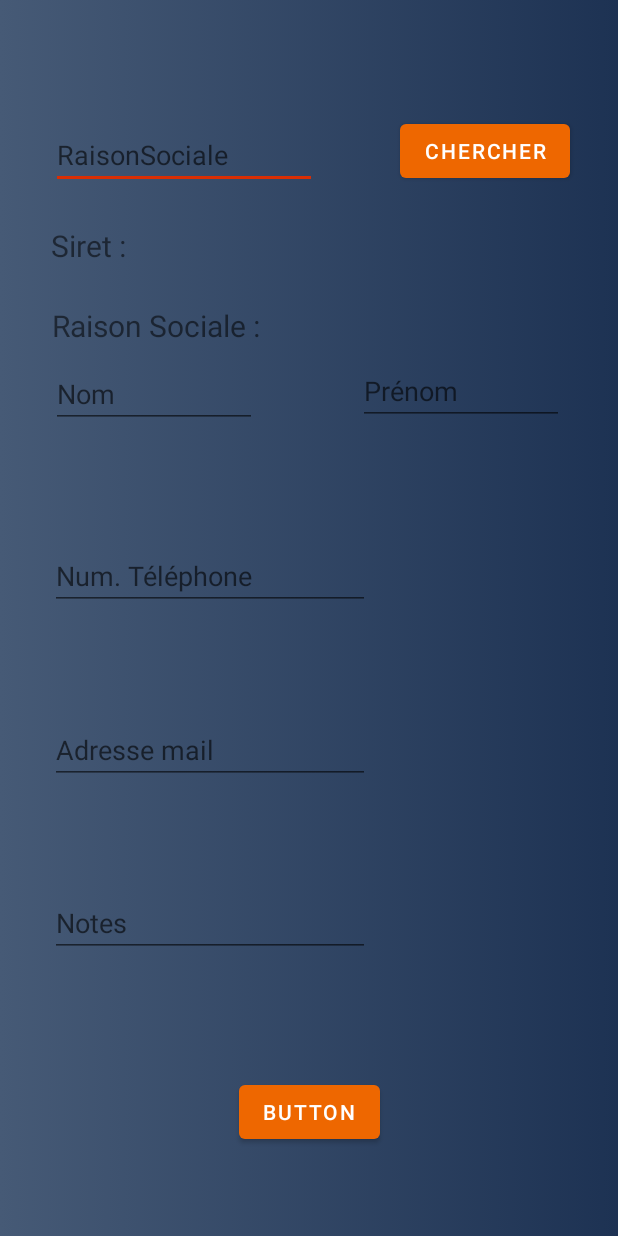
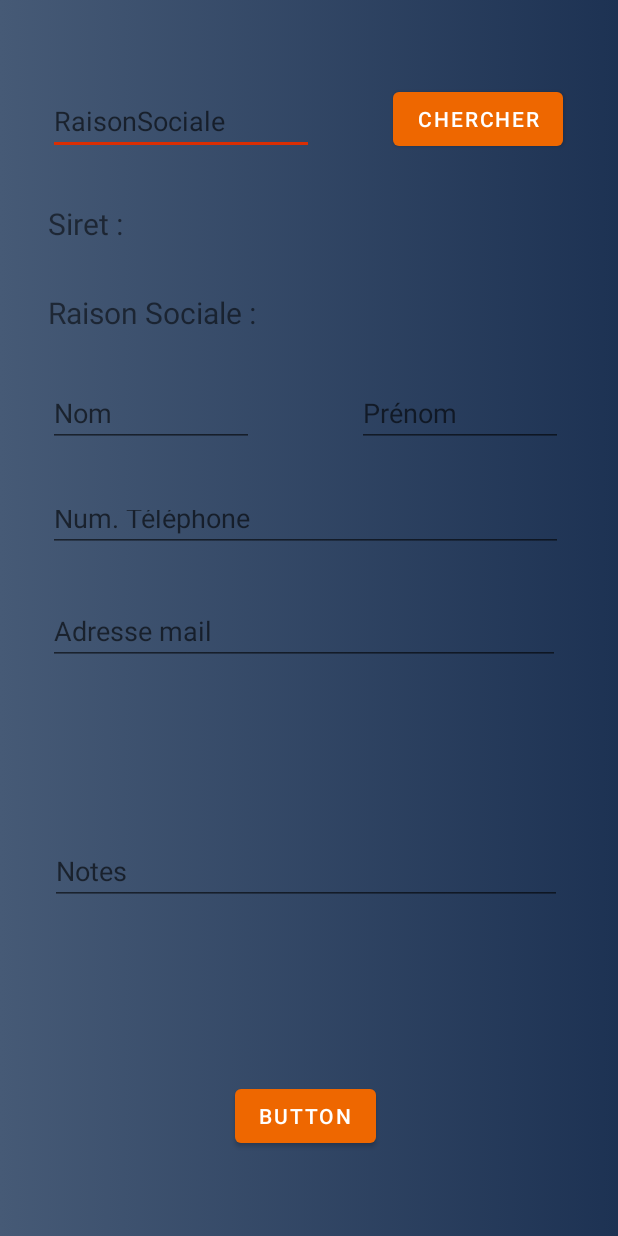
Before and after one commit to chrisollivier/Prospect, an Android app: the AddProspectActivity screen opened directly, with no data from a screen before it, on a phone screen of 412 x 824 dp. Run offline under Robolectric (Android 15) with nearby library versions, the phone set to English and light mode, and no system bars.

Commit message:
liste prospect v2 + refonte graphique ajout prospect

```diff
--- a/app/src/main/java/sio/nsi/prospect/view/AccueilActivity.java
+++ b/app/src/main/java/sio/nsi/prospect/view/AccueilActivity.java
@@ -43,7 +43,10 @@ public class AccueilActivity extends AppCompatActivity {
 
         ArrayList<Prospect> prospect_list= new ArrayList<>();
         prospect_list.add(new Prospect("Ricardo","Milos","pepeIndustry"));
-        prospect_list.add(new Prospect("Ricardo","Milos","pepeIndustry"));
+        prospect_list.add(new Prospect("Ricardo3","Milos","pepeIndustry"));
+        prospect_list.add(new Prospect("Ricardo2","Milos","pepeIndustry"));
+        prospect_list.add(new Prospect("Ricardo6","Milos","pepeIndustry"));
+        prospect_list.add(new Prospect("Ricardo9","Milos","pepeIndustry"));
         return prospect_list;
     }
 
--- a/app/src/main/res/layout/accueilactivity.xml
+++ b/app/src/main/res/layout/accueilactivity.xml
@@ -9,27 +9,29 @@
 
     <Button
         android:id="@+id/button_AddProspect"
-        android:layout_width="200dp"
-        android:layout_height="100dp"
-        android:text="+"
+        android:layout_width="155dp"
+        android:layout_height="57dp"
+        android:background="@drawable/buttonshape"
+        android:text="Ajouter un prospect"
+        android:textSize="10dp"
         app:layout_constraintBottom_toTopOf="@+id/relativeLayout"
         app:layout_constraintEnd_toEndOf="parent"
-        app:layout_constraintHorizontal_bias="0.497"
+        app:layout_constraintHorizontal_bias="0.125"
         app:layout_constraintStart_toStartOf="parent"
-        app:layout_constraintTop_toTopOf="parent"/>
+        app:layout_constraintTop_toTopOf="parent"
+        app:layout_constraintVertical_bias="1.0" />
 
     <RelativeLayout
         android:id="@+id/relativeLayout"
         android:layout_width="412dp"
-        android:layout_height="414dp"
+        android:layout_height="430dp"
+        app:layout_constraintBottom_toBottomOf="parent"
+        app:layout_constraintHorizontal_bias="0.5"
+        app:layout_constraintVertical_bias="1"
+        app:layout_constraintLeft_toLeftOf="parent"
+        app:layout_constraintRight_toRightOf="parent"
 
-        android:padding="10dp"
-        app:layout_constraintBottom_toBottomOf="parent"
-        app:layout_constraintEnd_toEndOf="parent"
-        app:layout_constraintHorizontal_bias="1.0"
-        app:layout_constraintStart_toStartOf="parent"
-        app:layout_constraintTop_toTopOf="parent"
-        app:layout_constraintVertical_bias="1.0">
+        >
 
         <TableLayout
             android:layout_width="match_parent"
@@ -79,8 +81,9 @@
             <androidx.recyclerview.widget.RecyclerView
                 android:id="@+id/recycler_View"
                 android:layout_width="match_parent"
-                android:layout_height="155dp"
-                android:scrollbars="vertical" />
+                android:layout_height="match_parent">
+
+            </androidx.recyclerview.widget.RecyclerView>
         </TableLayout>
 
     </RelativeLayout>
--- a/app/src/main/res/layout/addprospect_activity.xml
+++ b/app/src/main/res/layout/addprospect_activity.xml
@@ -1,114 +1,147 @@
 <?xml version="1.0" encoding="utf-8"?>
 <androidx.constraintlayout.widget.ConstraintLayout xmlns:android="http://schemas.android.com/apk/res/android"
-                                                   xmlns:app="http://schemas.android.com/apk/res-auto" xmlns:tools="http://schemas.android.com/tools"
+    xmlns:app="http://schemas.android.com/apk/res-auto"
+    xmlns:tools="http://schemas.android.com/tools"
     android:layout_width="match_parent"
     android:layout_height="match_parent"
-                                                   android:background="@drawable/gradient_background"
->
+    android:background="@drawable/gradient_background">
 
     <Button
+        android:id="@+id/BtnSiret"
+        android:layout_width="wrap_content"
+        android:layout_height="wrap_content"
         android:text="Chercher"
+        app:layout_constraintBottom_toBottomOf="@+id/inputRS"
+        app:layout_constraintEnd_toEndOf="parent"
+        app:layout_constraintHorizontal_bias="0.59"
+        app:layout_constraintStart_toEndOf="@+id/inputRS"
+        app:layout_constraintTop_toTopOf="@+id/inputRS"
+        app:layout_constraintVertical_bias="1.0" />
+
+    <TextView
+        android:id="@+id/textView2"
         android:layout_width="wrap_content"
-            android:layout_height="wrap_content" android:id="@+id/BtnSiret"
-            app:layout_constraintEnd_toEndOf="parent" app:layout_constraintStart_toStartOf="parent"
-            app:layout_constraintHorizontal_bias="0.892" app:layout_constraintTop_toTopOf="parent"
-            app:layout_constraintBottom_toBottomOf="parent" app:layout_constraintVertical_bias="0.099"/>
+        android:layout_height="wrap_content"
+        android:layout_marginTop="32dp"
+        android:text="Siret :"
+        android:textSize="20sp"
+        app:layout_constraintEnd_toStartOf="@+id/siretOutput"
+        app:layout_constraintHorizontal_bias="0.0"
+        app:layout_constraintStart_toStartOf="@+id/inputRS"
+        app:layout_constraintTop_toBottomOf="@+id/inputRS" />
+
     <EditText
+        android:id="@+id/inputRS"
         android:layout_width="177dp"
         android:layout_height="43dp"
+        android:layout_marginStart="32dp"
+        android:layout_marginTop="60dp"
+        android:ems="10"
+        android:hint="RaisonSociale"
         android:inputType="text"
-            android:ems="10"
-            android:id="@+id/inputRS"
-            app:layout_constraintEnd_toStartOf="@+id/BtnSiret"
-            android:hint="RaisonSociale" app:layout_constraintTop_toTopOf="parent"
-            app:layout_constraintBottom_toBottomOf="parent"
-            app:layout_constraintVertical_bias="0.106" app:layout_constraintStart_toStartOf="parent"
-            app:layout_constraintHorizontal_bias="0.382"/>
+        app:layout_constraintStart_toStartOf="parent"
+        app:layout_constraintTop_toTopOf="parent" />
+
     <EditText
+        android:id="@+id/inputLName"
         android:layout_width="137dp"
         android:layout_height="44dp"
+        android:layout_marginTop="32dp"
+        android:ems="10"
+        android:hint="Nom"
         android:inputType="textPersonName"
+        app:layout_constraintEnd_toStartOf="@+id/inputFName"
+        app:layout_constraintHorizontal_bias="0.0"
+        app:layout_constraintStart_toStartOf="@+id/inputRS"
+        app:layout_constraintTop_toBottomOf="@+id/textView" />
+
+    <EditText
+        android:id="@+id/inputTel"
+        android:layout_width="343dp"
+        android:layout_height="38dp"
+        android:layout_marginTop="32dp"
         android:ems="10"
-            android:id="@+id/inputLName"
-            app:layout_constraintEnd_toStartOf="@+id/inputFName"
-            app:layout_constraintStart_toStartOf="parent" app:layout_constraintHorizontal_bias="0.336"
-            android:hint="Nom" app:layout_constraintTop_toBottomOf="@+id/inputRS"
-            app:layout_constraintBottom_toBottomOf="parent" app:layout_constraintVertical_bias="0.176"/>
+        android:hint="Num. Téléphone"
+        android:inputType="phone"
+        app:layout_constraintEnd_toEndOf="@+id/BtnSiret"
+        app:layout_constraintHorizontal_bias="0.0"
+        app:layout_constraintStart_toStartOf="@+id/inputRS"
+        app:layout_constraintTop_toBottomOf="@+id/inputLName" />
+
     <EditText
+        android:id="@+id/inputMail"
+        android:layout_width="341dp"
+        android:layout_height="43dp"
+        android:layout_marginTop="32dp"
+        android:ems="10"
+        android:hint="Adresse mail"
+        android:inputType="textEmailAddress"
+        app:layout_constraintEnd_toEndOf="@+id/BtnSiret"
+        app:layout_constraintHorizontal_bias="0.0"
+        app:layout_constraintStart_toStartOf="@+id/inputRS"
+        app:layout_constraintTop_toBottomOf="@+id/inputTel" />
+
+    <EditText
+        android:id="@+id/inputNotes"
+        android:layout_width="341dp"
+        android:layout_height="43dp"
+        android:ems="10"
+        android:hint="Notes"
+        android:inputType="textPersonName"
+        app:layout_constraintBottom_toTopOf="@+id/button"
+        app:layout_constraintEnd_toEndOf="@+id/BtnSiret"
+        app:layout_constraintStart_toStartOf="@+id/inputRS"
+        app:layout_constraintTop_toBottomOf="@+id/inputMail" />
+
+    <EditText
+        android:id="@+id/inputFName"
+        android:layout_width="137dp"
+        android:layout_height="44dp"
+        android:ems="10"
+        android:hint="Prénom"
+        android:inputType="textPersonName"
+        app:layout_constraintEnd_toEndOf="@+id/BtnSiret"
+        app:layout_constraintTop_toTopOf="@+id/inputLName" />
+
+    <TextView
+        android:id="@+id/textView"
         android:layout_width="wrap_content"
         android:layout_height="wrap_content"
-            android:inputType="phone"
-            android:ems="10"
-            android:id="@+id/inputTel"
-            android:hint="Num. Téléphone" app:layout_constraintTop_toBottomOf="@+id/inputLName"
-            app:layout_constraintBottom_toBottomOf="parent" app:layout_constraintVertical_bias="0.154"
-            app:layout_constraintStart_toStartOf="parent" app:layout_constraintEnd_toEndOf="parent"
-            app:layout_constraintHorizontal_bias="0.169"/>
-    <EditText
+        android:layout_marginTop="32dp"
+        android:text="Raison Sociale :"
+        android:textSize="20sp"
+        app:layout_constraintEnd_toStartOf="@+id/RSOutput"
+        app:layout_constraintHorizontal_bias="0.0"
+        app:layout_constraintStart_toStartOf="@+id/inputRS"
+        app:layout_constraintTop_toBottomOf="@+id/textView2" />
+
+    <TextView
+        android:id="@+id/siretOutput"
+        android:layout_width="173dp"
+        android:layout_height="29dp"
+        android:layout_marginEnd="108dp"
+        android:textSize="16sp"
+        app:layout_constraintBottom_toBottomOf="@+id/textView2"
+        app:layout_constraintEnd_toEndOf="@+id/BtnSiret"
+        app:layout_constraintTop_toTopOf="@+id/textView2" />
+
+    <TextView
+        android:id="@+id/RSOutput"
+        android:layout_width="176dp"
+        android:layout_height="28dp"
+        android:textSize="16sp"
+        app:layout_constraintBottom_toBottomOf="@+id/textView"
+        app:layout_constraintEnd_toEndOf="@+id/BtnSiret"
+        app:layout_constraintTop_toTopOf="@+id/textView"
+        app:layout_constraintVertical_bias="0.0" />
+
+    <Button
+        android:id="@+id/button"
         android:layout_width="wrap_content"
         android:layout_height="wrap_content"
-            android:inputType="textEmailAddress"
-            android:ems="10"
-            android:id="@+id/inputMail"
-            android:hint="Adresse mail"
-            app:layout_constraintTop_toBottomOf="@+id/inputTel" app:layout_constraintBottom_toBottomOf="parent"
-            app:layout_constraintVertical_bias="0.19" app:layout_constraintStart_toStartOf="parent"
-            app:layout_constraintEnd_toEndOf="parent" app:layout_constraintHorizontal_bias="0.169"/>
-    <EditText
-            android:layout_width="wrap_content"
-            android:layout_height="wrap_content"
-            android:inputType="textPersonName"
-            android:ems="10"
-            android:id="@+id/inputNotes"
-            android:hint="Notes" app:layout_constraintBottom_toBottomOf="parent"
-            app:layout_constraintTop_toBottomOf="@+id/inputMail" app:layout_constraintVertical_bias="0.273"
-            app:layout_constraintStart_toStartOf="parent" app:layout_constraintEnd_toEndOf="parent"
-            app:layout_constraintHorizontal_bias="0.169"/>
-    <EditText
-            android:layout_width="137dp"
-            android:layout_height="44dp"
-            android:inputType="textPersonName"
-            android:ems="10"
-            android:id="@+id/inputFName"
-            app:layout_constraintEnd_toEndOf="parent" app:layout_constraintStart_toStartOf="parent"
-            app:layout_constraintHorizontal_bias="0.868" android:hint="Prénom"
-            app:layout_constraintTop_toBottomOf="@+id/BtnSiret" app:layout_constraintBottom_toBottomOf="parent"
-            app:layout_constraintVertical_bias="0.175"/>
-    <TextView
-            android:text="Siret :"
-            android:layout_width="wrap_content"
-            android:layout_height="wrap_content" android:id="@+id/textView2"
-            app:layout_constraintTop_toBottomOf="@+id/inputRS"
-            app:layout_constraintBottom_toTopOf="@+id/inputLName" app:layout_constraintEnd_toEndOf="parent"
-            app:layout_constraintStart_toStartOf="parent" app:layout_constraintHorizontal_bias="0.094"
-            app:layout_constraintVertical_bias="0.273" android:textSize="20sp"/>
-    <TextView
-            android:text="Raison Sociale :"
-            android:layout_width="wrap_content"
-            android:layout_height="wrap_content" android:id="@+id/textView"
-            app:layout_constraintTop_toBottomOf="@+id/inputRS"
-            app:layout_constraintBottom_toTopOf="@+id/inputLName" app:layout_constraintEnd_toEndOf="parent"
-            app:layout_constraintStart_toStartOf="parent" app:layout_constraintHorizontal_bias="0.126"
-            app:layout_constraintVertical_bias="0.876" android:textSize="20sp"/>
-    <TextView
-            android:layout_width="173dp"
-            android:layout_height="29dp" android:id="@+id/siretOutput"
-            app:layout_constraintStart_toEndOf="@+id/textView2" app:layout_constraintEnd_toEndOf="parent"
-            app:layout_constraintHorizontal_bias="0.374" app:layout_constraintBottom_toBottomOf="parent"
-            app:layout_constraintTop_toTopOf="parent" app:layout_constraintVertical_bias="0.195"
-            android:textSize="16sp"/>
-    <TextView
-            android:layout_width="209dp"
-            android:layout_height="32dp" android:id="@+id/RSOutput"
-            app:layout_constraintStart_toEndOf="@+id/textView" app:layout_constraintEnd_toEndOf="parent"
-            app:layout_constraintHorizontal_bias="0.384" app:layout_constraintBottom_toBottomOf="parent"
-            app:layout_constraintTop_toTopOf="parent" app:layout_constraintVertical_bias="0.258"
-            android:textSize="16sp"/>
-    <Button
+        android:layout_marginBottom="56dp"
         android:text="Button"
-            android:layout_width="wrap_content"
-            android:layout_height="wrap_content" android:id="@+id/button"
         app:layout_constraintBottom_toBottomOf="parent"
-            app:layout_constraintTop_toBottomOf="@+id/BtnSiret" app:layout_constraintVertical_bias="0.91"
-            app:layout_constraintStart_toStartOf="parent" app:layout_constraintEnd_toEndOf="parent"/>
+        app:layout_constraintEnd_toEndOf="@+id/BtnSiret"
+        app:layout_constraintStart_toStartOf="@+id/inputRS" />
 </androidx.constraintlayout.widget.ConstraintLayout>
--- a/app/src/main/res/layout/itemlayout.xml
+++ b/app/src/main/res/layout/itemlayout.xml
@@ -3,38 +3,41 @@
     xmlns:android="http://schemas.android.com/apk/res/android"
 
     android:layout_width="match_parent"
-    android:layout_height="match_parent"
+    android:layout_height="50dp"
     android:layout_margin="8dp"
     android:stretchColumns="1,2,3">
 
     <TableRow
+        android:layout_height="67dp"
         android:background="@color/purple_500"
         android:padding="3dp">
+
         <TextView
             android:id="@+id/nom_TV"
-    android:textSize="16dp"
-    android:padding="10dp"
-    android:gravity="center"
             android:layout_column="1"
             android:background="@color/grey"
+            android:gravity="center"
+            android:padding="10dp"
             android:textColor="@color/white"
-    />
+            android:textSize="16dp" />
+
         <TextView
             android:id="@+id/prenom_TV"
-    android:textSize="16dp"
-    android:padding="10dp"
-    android:gravity="center"
             android:layout_column="1"
             android:background="@color/grey"
-    android:textColor="@color/white"/>
+            android:gravity="center"
+            android:padding="10dp"
+            android:textColor="@color/white"
+            android:textSize="16dp" />
+
         <TextView
             android:id="@+id/raisonSocial_TV"
-    android:textSize="16dp"
+            android:layout_column="1"
+            android:background="@color/grey"
             android:gravity="center"
             android:padding="10dp"
-    android:layout_column="1"
-    android:background="@color/grey"
-    android:textColor="@color/white"/>
+            android:textColor="@color/white"
+            android:textSize="16dp" />
     </TableRow>
 
 
```
Also changed, not shown: app/src/main/AndroidManifest.xml (+8 -8 lines). Lines whose indentation alone changed are shown as unchanged.
